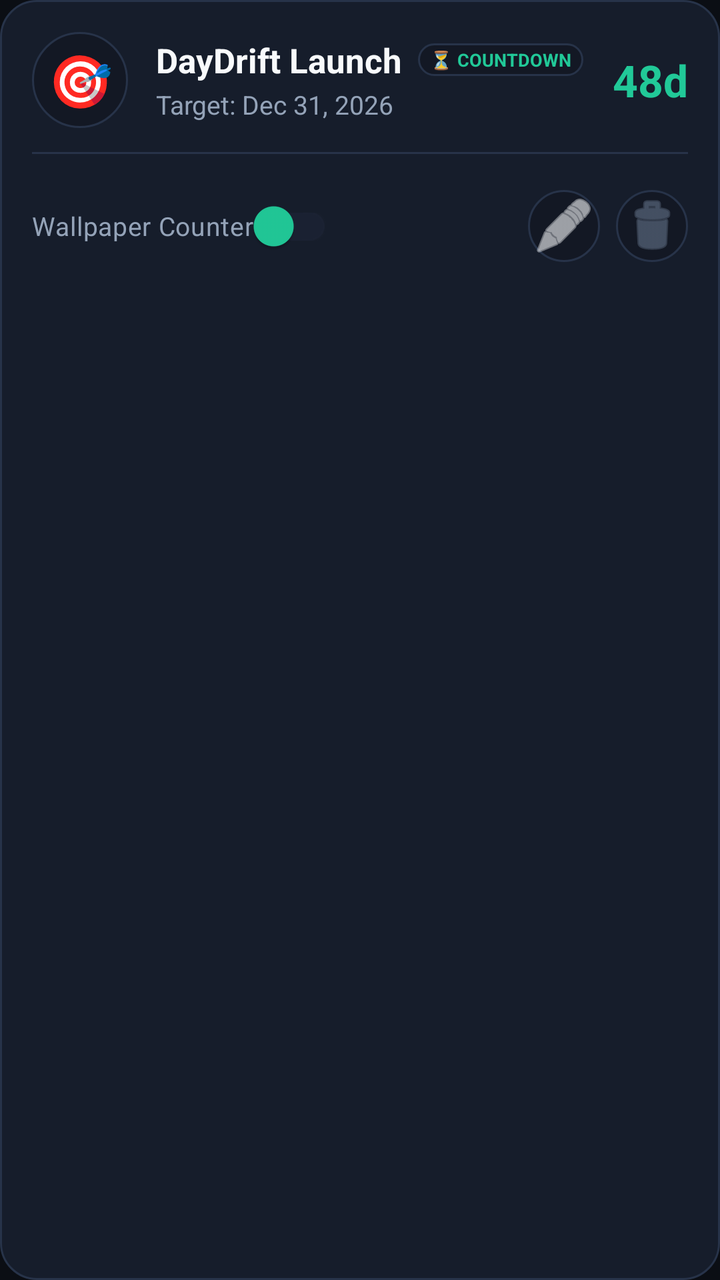
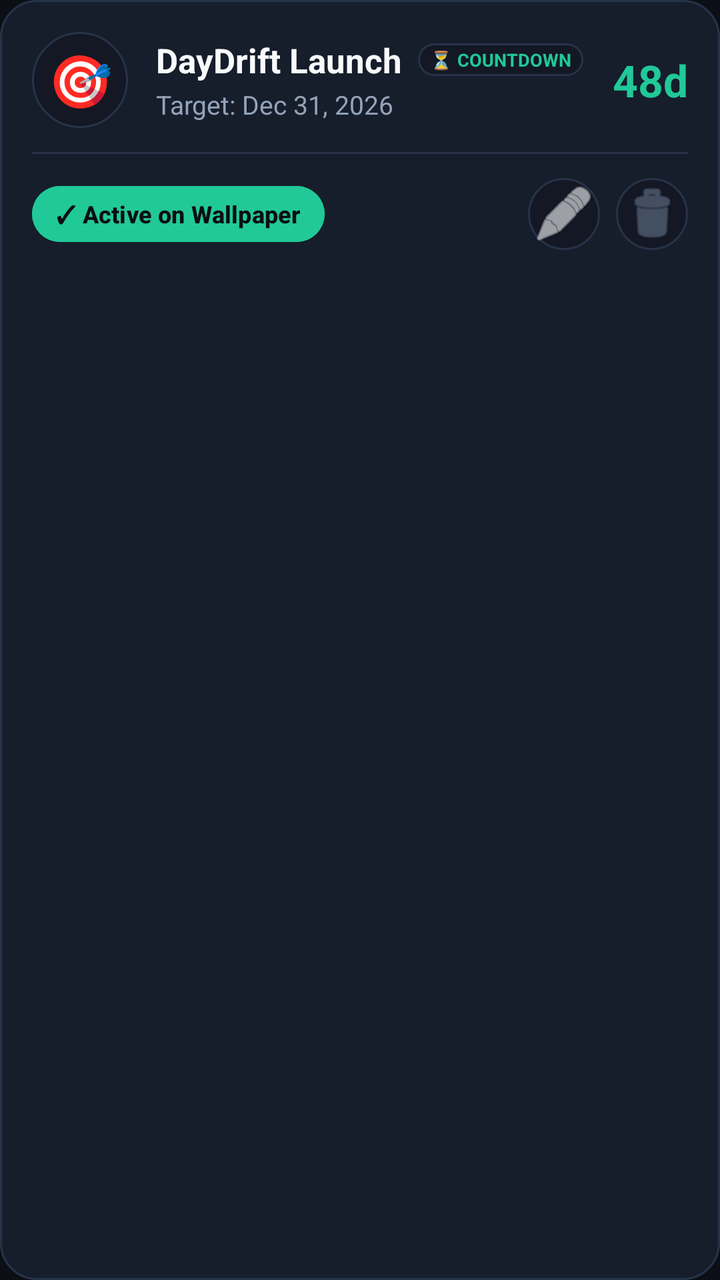

Two renders of the same Android screen: before a commit and after it. Below are the layout's source before the change and the commit's diff.
<!-- AndroidManifest.xml: application theme Theme.DayDrift -->
<!-- res/layout/item_counter.xml -->
<?xml version="1.0" encoding="utf-8"?>
<LinearLayout xmlns:android="http://schemas.android.com/apk/res/android"
    xmlns:app="http://schemas.android.com/apk/res-auto"
    android:layout_width="match_parent"
    android:layout_height="wrap_content"
    android:orientation="vertical"
    android:background="@drawable/bg_card"
    android:padding="16dp"
    android:layout_marginBottom="12dp">

    <LinearLayout
        android:layout_width="match_parent"
        android:layout_height="wrap_content"
        android:orientation="horizontal"
        android:gravity="center_vertical">

        <TextView
            android:id="@+id/itemEmoji"
            android:layout_width="48dp"
            android:layout_height="48dp"
            android:text="🎯"
            android:textSize="26sp"
            android:gravity="center"
            android:background="@drawable/bg_pill" />

        <LinearLayout
            android:layout_width="0dp"
            android:layout_height="wrap_content"
            android:layout_weight="1"
            android:orientation="vertical"
            android:layout_marginStart="14dp">

            <LinearLayout
                android:layout_width="wrap_content"
                android:layout_height="wrap_content"
                android:orientation="horizontal"
                android:gravity="center_vertical">

                <TextView
                    android:id="@+id/itemTitle"
                    android:layout_width="wrap_content"
                    android:layout_height="wrap_content"
                    android:text="DayDrift Launch"
                    android:textColor="@color/text_primary"
                    android:textSize="17sp"
                    android:textStyle="bold" />

                <TextView
                    android:id="@+id/itemModeBadge"
                    android:layout_width="wrap_content"
                    android:layout_height="wrap_content"
                    android:text="⏳ COUNTDOWN"
                    android:textSize="9sp"
                    android:textStyle="bold"
                    android:textColor="@color/primary"
                    android:background="@drawable/bg_pill"
                    android:paddingStart="6dp"
                    android:paddingEnd="6dp"
                    android:paddingTop="2dp"
                    android:paddingBottom="2dp"
                    android:layout_marginStart="8dp" />
            </LinearLayout>

            <TextView
                android:id="@+id/itemTargetDate"
                android:layout_width="wrap_content"
                android:layout_height="wrap_content"
                android:text="Target: Dec 31, 2026"
                android:textColor="@color/text_secondary"
                android:textSize="13sp"
                android:layout_marginTop="2dp" />
        </LinearLayout>

        <TextView
            android:id="@+id/itemRemaining"
            android:layout_width="wrap_content"
            android:layout_height="wrap_content"
            android:text="48d"
            android:textColor="@color/primary"
            android:textSize="22sp"
            android:textStyle="bold" />
    </LinearLayout>

    <View
        android:layout_width="match_parent"
        android:layout_height="1dp"
        android:background="@color/border_card"
        android:layout_marginTop="12dp"
        android:layout_marginBottom="12dp" />

    <LinearLayout
        android:layout_width="match_parent"
        android:layout_height="wrap_content"
        android:orientation="horizontal"
        android:gravity="center_vertical">

        <com.google.android.material.switchmaterial.SwitchMaterial
            android:id="@+id/switchShowOnWallpaper"
            android:layout_width="wrap_content"
            android:layout_height="wrap_content"
            android:text="Wallpaper Counter"
            android:textColor="@color/text_secondary"
            android:textSize="13sp"
            app:thumbTint="@color/primary"
            app:trackTint="@color/bg_surface_elevated" />

        <View
            android:layout_width="0dp"
            android:layout_height="0dp"
            android:layout_weight="1" />

        <ImageButton
            android:id="@+id/btnEdit"
            android:layout_width="36dp"
            android:layout_height="36dp"
            android:background="@drawable/bg_pill"
            android:src="@android:drawable/ic_menu_edit"
            app:tint="@color/text_primary"
            android:layout_marginEnd="8dp" />

        <ImageButton
            android:id="@+id/btnDelete"
            android:layout_width="36dp"
            android:layout_height="36dp"
            android:background="@drawable/bg_pill"
            android:src="@android:drawable/ic_menu_delete"
            app:tint="@color/text_muted" />
    </LinearLayout>
</LinearLayout>
<!-- resources referenced by this layout -->
<resources>
  <color name="bg_surface_elevated">#1A2132</color>
  <color name="border_card">#273349</color>
  <color name="primary">#21C998</color>
  <color name="text_muted">#64748B</color>
  <color name="text_primary">#F8FAFC</color>
  <color name="text_secondary">#94A3B8</color>
  <!-- drawable bg_card (drawable) -->
  <?xml version="1.0" encoding="utf-8"?>
  <shape xmlns:android="http://schemas.android.com/apk/res/android"
      android:shape="rectangle">
      <solid android:color="@color/bg_surface_card" />
      <stroke android:width="1dp" android:color="@color/border_card" />
      <corners android:radius="18dp" />
  </shape>
  <!-- drawable bg_pill (drawable) -->
  <?xml version="1.0" encoding="utf-8"?>
  <shape xmlns:android="http://schemas.android.com/apk/res/android"
      android:shape="rectangle">
      <solid android:color="@color/bg_surface" />
      <stroke android:width="1dp" android:color="@color/border_card" />
      <corners android:radius="24dp" />
  </shape>
  <style name="Theme.DayDrift" parent="Theme.Material3.Dark.NoActionBar">
          <item name="colorPrimary">@color/primary</item>
          <item name="colorPrimaryVariant">@color/primary_variant</item>
          <item name="colorSecondary">@color/secondary</item>
          <item name="colorSecondaryVariant">@color/secondary_variant</item>
          <item name="android:windowBackground">@color/bg_dark</item>
          <item name="android:colorBackground">@color/bg_dark</item>
          <item name="colorSurface">@color/bg_surface</item>
          <item name="colorSurfaceVariant">@color/bg_surface_card</item>
          <item name="colorOnSurface">@color/text_primary</item>
          <item name="colorOnPrimary">@color/bg_dark</item>
          <item name="android:statusBarColor">@color/bg_dark</item>
          <item name="android:navigationBarColor">@color/bg_dark</item>
          <item name="android:windowLightStatusBar">false</item>
          <item name="android:windowAnimationStyle">@style/DayDriftAnimation.Activity</item>
      </style>
  <color name="bg_surface_card">#161D2B</color>
  <color name="bg_surface">#131824</color>
  <color name="primary_variant">#16A37A</color>
  <color name="secondary">#6366F1</color>
  <color name="secondary_variant">#4F46E5</color>
  <color name="bg_dark">#0B0E14</color>
  <style name="DayDriftAnimation.Activity" parent="@android:style/Animation.Activity">
          <item name="android:activityOpenEnterAnimation">@anim/slide_in_right</item>
          <item name="android:activityOpenExitAnimation">@anim/slide_out_left</item>
          <item name="android:activityCloseEnterAnimation">@anim/slide_in_left</item>
          <item name="android:activityCloseExitAnimation">@anim/slide_out_right</item>
      </style>
</resources>

<!-- the commit's change to res/layout/item_counter.xml (unified diff, before → after) -->
@@ -94,15 +94,21 @@
         android:orientation="horizontal"
         android:gravity="center_vertical">
 
-        <com.google.android.material.switchmaterial.SwitchMaterial
-            android:id="@+id/switchShowOnWallpaper"
+        <com.google.android.material.button.MaterialButton
+            android:id="@+id/btnWallpaperStatus"
             android:layout_width="wrap_content"
-            android:layout_height="wrap_content"
-            android:text="Wallpaper Counter"
-            android:textColor="@color/text_secondary"
-            android:textSize="13sp"
-            app:thumbTint="@color/primary"
-            app:trackTint="@color/bg_surface_elevated" />
+            android:layout_height="36dp"
+            android:text="✓ Active on Wallpaper"
+            android:textAllCaps="false"
+            android:textSize="12sp"
+            android:textStyle="bold"
+            android:paddingStart="12dp"
+            android:paddingEnd="12dp"
+            android:paddingTop="0dp"
+            android:paddingBottom="0dp"
+            app:cornerRadius="18dp"
+            android:backgroundTint="@color/primary"
+            android:textColor="@color/bg_dark" />
 
         <View
             android:layout_width="0dp"
<!-- resource entries referenced after the edit -->
@@ -1,6 +1,5 @@
 <!-- resources referenced by this layout -->
 <resources>
-  <color name="bg_surface_elevated">#1A2132</color>
   <color name="border_card">#273349</color>
   <color name="primary">#21C998</color>
   <color name="text_muted">#64748B</color>
